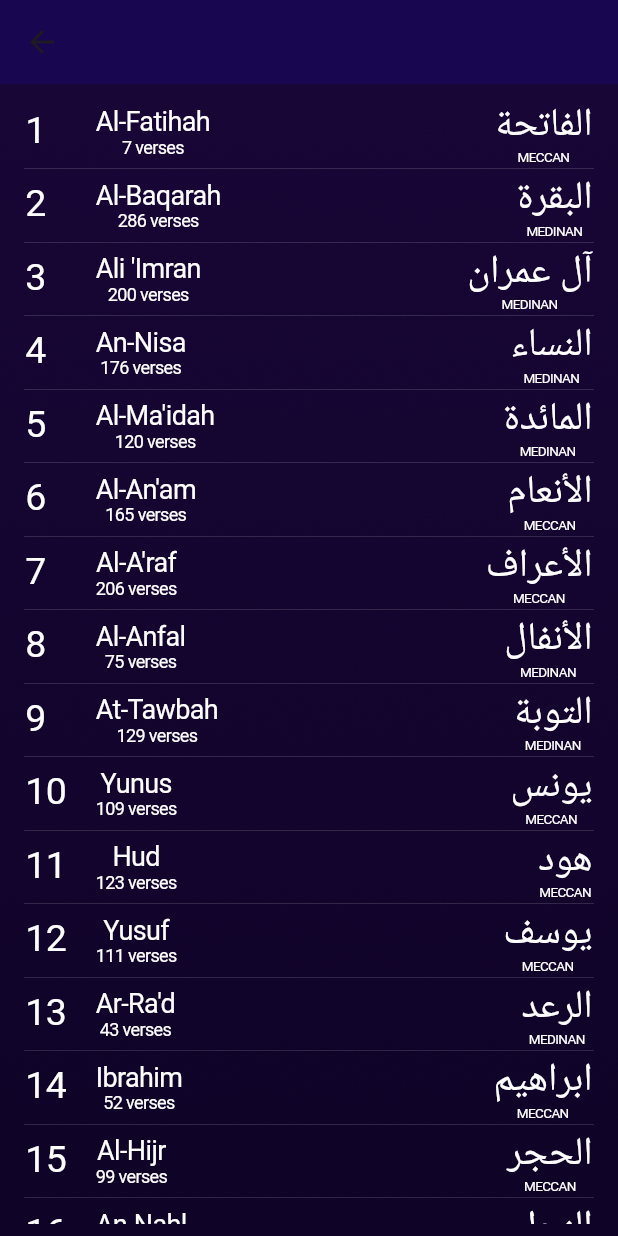
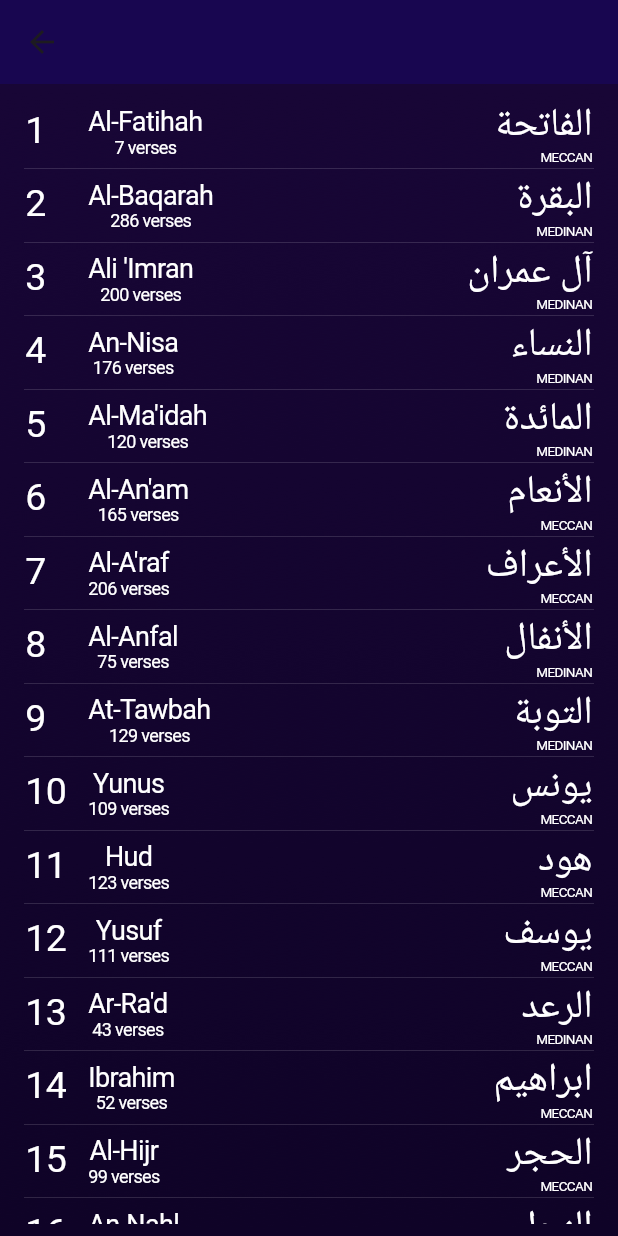
Before and after one commit to em-azhar/quran, a Flutter app: the ChapterListPage screen opened directly, on a phone screen of 412 x 824 dp. Run offline on Flutter 3.47's test engine with Material 3 defaults, Android fonts, the phone set to English and light mode, and no system bars.

Commit message:
list button improved

```diff
--- a/lib/main.dart
+++ b/lib/main.dart
@@ -1,11 +1,13 @@
 import 'package:flutter/material.dart';
+import 'package:quran/settings/my_behaviour.dart';
 import 'package:quran/pages/home.dart';
 
 void main() {
   runApp(
-    const MaterialApp(
+    MaterialApp(
+      scrollBehavior: MyBehaviour(),
       debugShowCheckedModeBanner: false,
-      home: MyApp(),
+      home: const MyApp(),
     ),
   );
 }
--- a/lib/widgets/chapter_list_button.dart
+++ b/lib/widgets/chapter_list_button.dart
@@ -31,9 +31,7 @@ class ChapterListButton extends StatelessWidget {
                 SizedBox(
                   child: Row(
                     children: [
-                      Align(
-                        alignment: Alignment.centerRight,
-                        child: SizedBox(
+                      SizedBox(
                         height: 32,
                         width: 32,
                         child: Text(
@@ -44,9 +42,8 @@ class ChapterListButton extends StatelessWidget {
                           ),
                         ),
                       ),
-                      ),
                       Padding(
-                        padding: const EdgeInsets.only(left: 15.0),
+                        padding: const EdgeInsets.only(left: 10.0),
                         child: Column(
                           children: [
                             Text(
@@ -70,6 +67,7 @@ class ChapterListButton extends StatelessWidget {
                   ),
                 ),
                 Column(
+                  crossAxisAlignment: CrossAxisAlignment.end,
                   children: [
                     Text(
                       arabicName,
```
Also changed, not shown: lib/settings/my_behaviour.dart (added, +9 -0 lines), 2 other files. Lines whose indentation alone changed are shown as unchanged.
